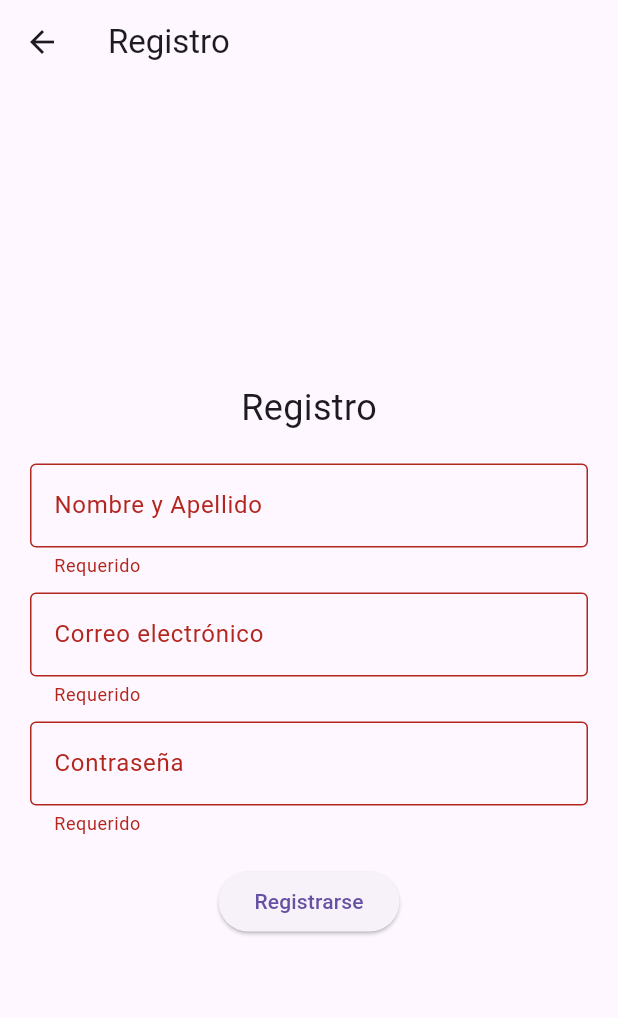
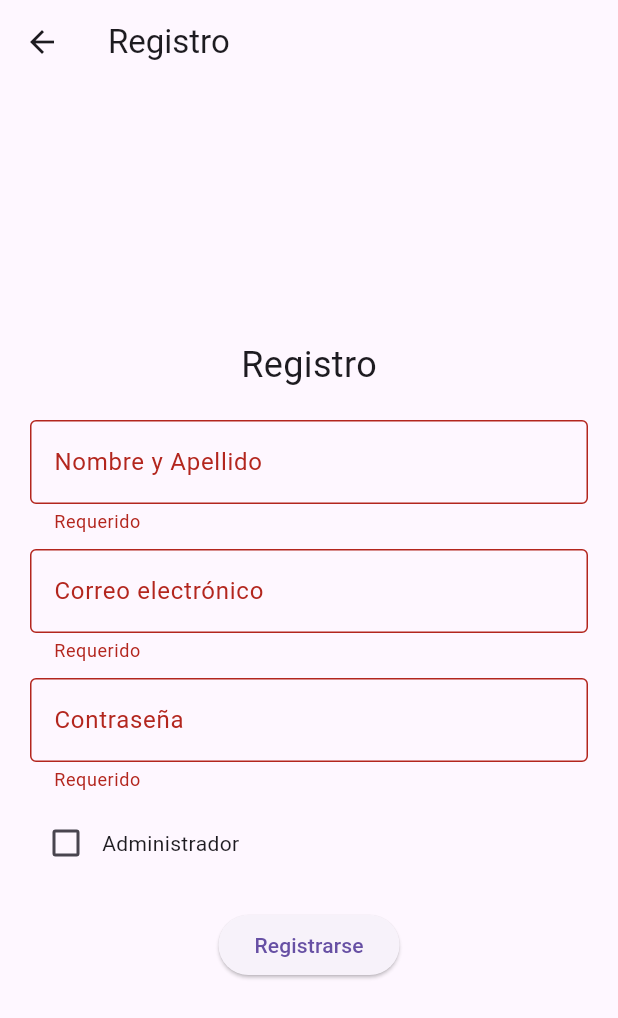
Before and after one commit to dleagar1209/rally_fotografico, a Flutter app: the SignUp screen opened directly, after a tap on "Registrarse", on a phone screen of 412 x 824 dp. Shown: the top 1018 px of the screen. Run offline on Flutter 3.47's test engine with Material 3 defaults, Android fonts, the phone set to English and light mode, and no system bars; our stand-ins replace cloud_firestore, firebase_auth, firebase_core; accounts and stored records are empty.

Commit message:
Agregar opción de rol de administrador en el registro de usuarios

```diff
--- a/lib/screens/signUp.dart
+++ b/lib/screens/signUp.dart
@@ -18,6 +18,8 @@ class _SignUpState extends State<SignUp> {
 
   final FirebaseAuth _auth = FirebaseAuth.instance;
   final FirebaseFirestore _firestore = FirebaseFirestore.instance;
+
+  bool _isAdmin = false;
 
   String? _validateName(String? value) {
     if (value == null || value.trim().isEmpty) {
@@ -56,6 +58,7 @@ class _SignUpState extends State<SignUp> {
         final String name = _nameController.text.trim();
         final String email = _emailController.text.trim();
         final String password = _passwordController.text.trim();
+        final String rol = _isAdmin ? 'administrador' : 'participante';
 
         UserCredential userCredential = await _auth
             .createUserWithEmailAndPassword(email: email, password: password);
@@ -65,6 +68,7 @@ class _SignUpState extends State<SignUp> {
           'id': userId,
           'nombre': name,
           'email': email,
+          'rol': rol,
           'fechaCreacion': FieldValue.serverTimestamp(),
         });
 
@@ -146,6 +150,20 @@ class _SignUpState extends State<SignUp> {
                     obscureText: true,
                     validator: _validatePassword,
                   ),
+                  const SizedBox(height: 10),
+                  Row(
+                    children: [
+                      Checkbox(
+                        value: _isAdmin,
+                        onChanged: (bool? newValue) {
+                          setState(() {
+                            _isAdmin = newValue ?? false;
+                          });
+                        },
+                      ),
+                      const Text('Administrador'),
+                    ],
+                  ),
                   const SizedBox(height: 20),
                   ElevatedButton(
                     onPressed: _handleSignUp,
```
Also changed, not shown: lib/screens/rally.dart (line endings or trailing spaces).
